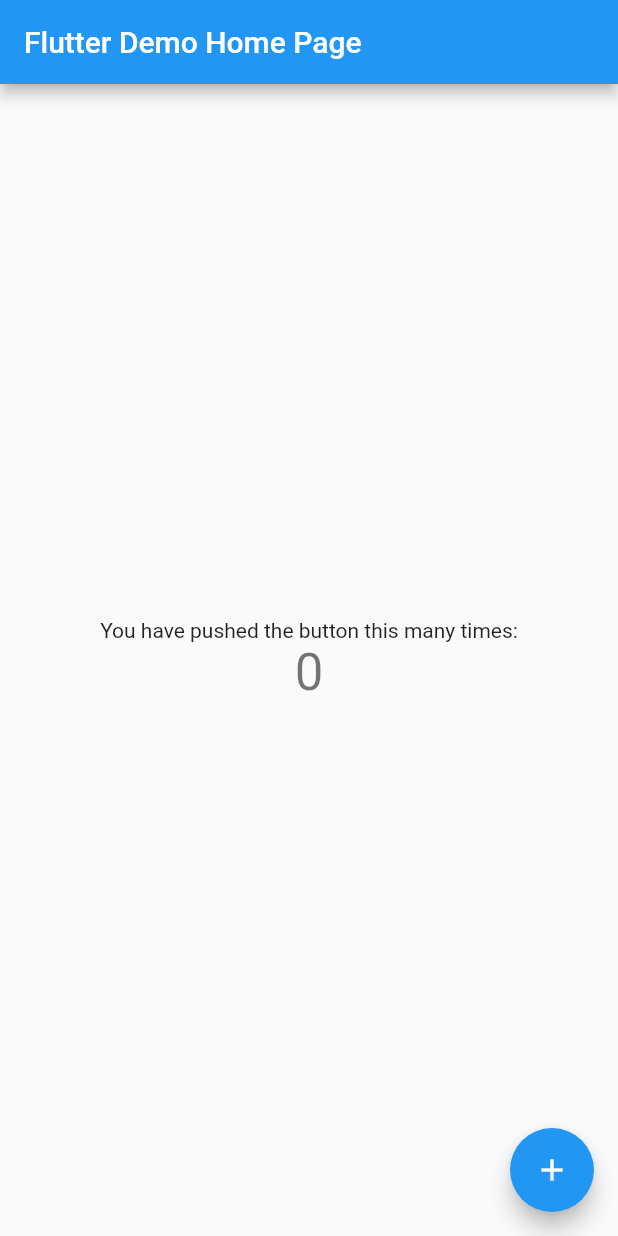
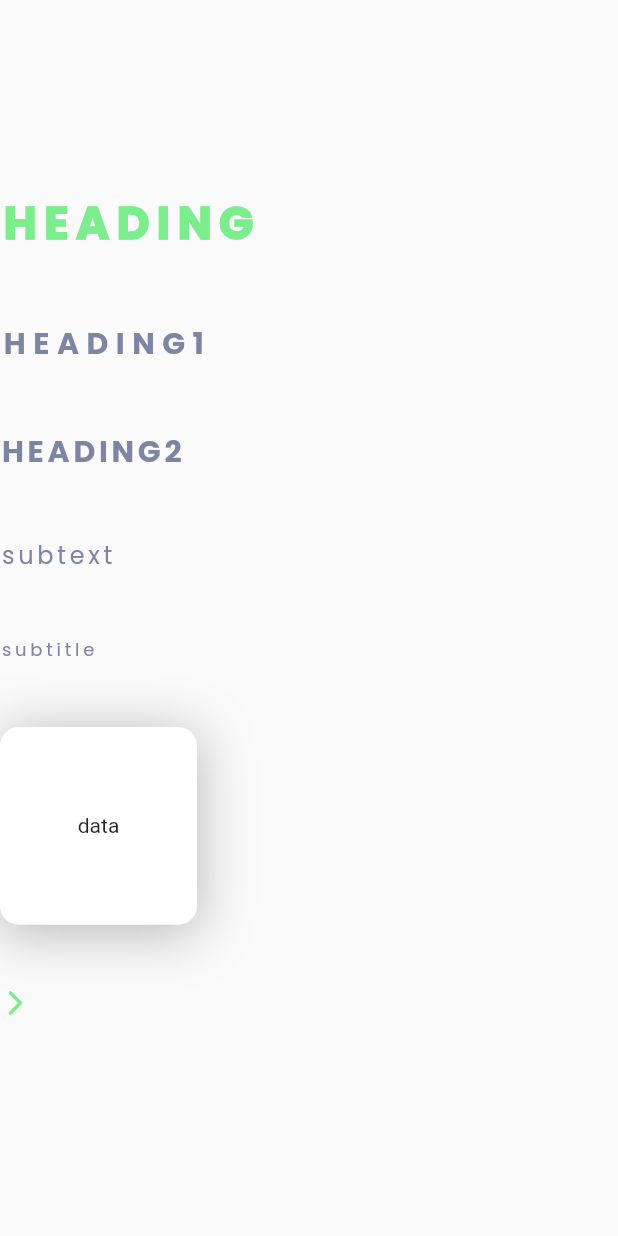
Before and after one commit to vamshikoder/pig, a Flutter app: the screen it shows after launch, on a phone screen of 412 x 824 dp. Run offline on Flutter 3.47's test engine with Material 2 defaults, Android fonts, the phone set to English and light mode, and no system bars; our stand-ins replace get.

Commit message:
added config and file structure
added
size, colors, text theme
also added file structure

```diff
--- a/lib/config/text_themes.dart
+++ b/lib/config/text_themes.dart
@@ -1,30 +1,67 @@
-// import 'package:flutter/material.dart';
-// import 'package:google_fonts/google_fonts.dart';
+import 'package:flutter/material.dart';
+import 'colors.dart';
 
-// final TextStyle defaultTextStyle = GoogleFonts.comfortaa(
-//   color: Colors.black,
-//   fontSize: 15.0,
-//   fontWeight: FontWeight.normal,
-// );
+Widget heading(String text, {Color color = primaryColor}) {
+  return Text(
+    text.toUpperCase(),
+    style: TextStyle(
+      color: color,
+      fontFamily: 'Poppins',
+      fontSize: 30,
+      fontWeight: FontWeight.w900,
+      letterSpacing: 5,
+    ),
+  );
+}
 
-// Widget heading1(String text, {Color color = Colors.black}) {
-//   return Text(
-//     text.toUpperCase(),
-//     style: GoogleFonts.comfortaa(
-//       color: color,
-//       fontSize: 25.0,
-//       fontWeight: FontWeight.w900,
-//     ),
-//   );
-// }
+Widget heading1(String text, {Color color = greyColor}) {
+  return Text(
+    text.toUpperCase(),
+    style: TextStyle(
+      color: color,
+      fontFamily: 'Poppins',
+      fontSize: 20,
+      fontWeight: FontWeight.bold,
+      letterSpacing: 5,
+    ),
+  );
+}
 
-// Widget heading2(String text, {Color color = Colors.black}) {
-//   return Text(
-//     text,
-//     style: GoogleFonts.comfortaa(
-//       color: color,
-//       fontSize: 15.0,
-//       fontWeight: FontWeight.w500,
-//     ),
-//   );
-// }
+Widget heading2(String text, {Color color = greyColor}) {
+  return Text(
+    text.toUpperCase(),
+    style: TextStyle(
+      color: color,
+      fontFamily: 'Poppins',
+      fontSize: 20,
+      fontWeight: FontWeight.w600,
+      letterSpacing: 2.5,
+    ),
+  );
+}
+
+Widget subText(String text, {Color color = greyColor}) {
+  return Text(
+    text,
+    style: TextStyle(
+      color: color,
+      fontFamily: 'Poppins',
+      fontSize: 16,
+      fontWeight: FontWeight.w400,
+      letterSpacing: 2.5,
+    ),
+  );
+}
+
+Widget subTitle(String text, {Color color = greyColor}) {
+  return Text(
+    text,
+    style: TextStyle(
+      color: color,
+      fontFamily: 'Poppins',
+      fontSize: 12,
+      fontWeight: FontWeight.w400,
+      letterSpacing: 2.5,
+    ),
+  );
+}
--- a/lib/main.dart
+++ b/lib/main.dart
@@ -1,65 +1,45 @@
 import 'package:flutter/material.dart';
-import 'package:get/get.dart';
+import 'package:pig/widgets/global_utility_widgets.dart';
+import 'config/config.dart';
 
-void main() {
-  runApp(MyApp());
-}
+void main() => runApp(MyApp());
 
 class MyApp extends StatelessWidget {
   @override
   Widget build(BuildContext context) {
     return MaterialApp(
-      title: 'Flutter Demo',
-      theme: ThemeData(
-        primarySwatch: Colors.blue,
-      ),
-      home: MyHomePage(title: 'Flutter Demo Home Page'),
+      title: 'PIG',
+      home: MyHomePage(),
     );
   }
 }
 
-class MyHomePage extends StatefulWidget {
-  MyHomePage({Key key, this.title}) : super(key: key);
-
-  final String title;
-
-  @override
-  _MyHomePageState createState() => _MyHomePageState();
-}
-
-class _MyHomePageState extends State<MyHomePage> {
-  int _counter = 0;
-
-  void _incrementCounter() {
-    setState(() {
-      _counter++;
-    });
-  }
-
+class MyHomePage extends StatelessWidget {
   @override
   Widget build(BuildContext context) {
     return Scaffold(
-      appBar: AppBar(
-        title: Text(widget.title),
-      ),
-      body: Center(
-        child: Column(
-          mainAxisAlignment: MainAxisAlignment.center,
-          children: <Widget>[
-            Text(
-              'You have pushed the button this many times:',
+      body: Column(
+        crossAxisAlignment: CrossAxisAlignment.start,
+        children: [
+          vSpacer(factor: 3),
+          heading('heading'),
+          vSpacer(),
+          heading1('heading1'),
+          vSpacer(),
+          heading2('heading2'),
+          vSpacer(),
+          subText('subtext'),
+          vSpacer(),
+          subTitle('subtitle'),
+          vSpacer(),
+          cubeContainer(
+            const Center(
+              child: Text('data'),
             ),
-            Text(
-              '$_counter',
-              style: Theme.of(context).textTheme.headline4,
-            ),
-          ],
-        ),
-      ),
-      floatingActionButton: FloatingActionButton(
-        onPressed: _incrementCounter,
-        tooltip: 'Increment',
-        child: Icon(Icons.add),
+          ),
+          vSpacer(),
+          pigArrow(2),
+        ],
       ),
     );
   }
--- /dev/null
+++ b/lib/widgets/global_utility_widgets.dart
@@ -0,0 +1,26 @@
+import 'package:flutter/material.dart';
+import '../config/config.dart';
+
+Widget cubeContainer(Widget child, {Color color = white}) {
+  return Container(
+    height: rSHeight(125),
+    width: rSWidth(125),
+    decoration: BoxDecoration(
+      color: color,
+      borderRadius: lightBorderRadius,
+      boxShadow: boxShadow,
+    ),
+    child: child,
+  );
+}
+
+Widget pigArrow(double turns) {
+  return RotatedBox(
+    quarterTurns: turns.toInt(),
+    child: const Icon(
+      Icons.arrow_back_ios_rounded,
+      color: primaryColor,
+      size: 20,
+    ),
+  );
+}
```
Also changed, not shown: lib/config/colors.dart (+9 -37 lines), lib/config/size.dart (+13 -26 lines), lib/dummie.dart (deleted, +0 -11 lines), lib/screens/account/ui/account.dart (added, +10 -0 lines), lib/screens/home/ui/home.dart (added, +10 -0 lines), lib/screens/sigin/ui/signin.dart (added, +10 -0 lines), pubspec.yaml (+14 -42 lines), assets/fonts/Poppins-Bold.ttf (renamed from assets/fonts/Poppins/Poppins-Bold.ttf), assets/fonts/Poppins-Light.ttf (renamed from assets/fonts/Poppins/Poppins-Light.ttf), assets/fonts/Poppins-Regular.ttf (renamed from assets/fonts/Poppins/Poppins-Regular.ttf), assets/fonts/Poppins-Thin.ttf (renamed from assets/fonts/Poppins/Poppins-Thin.ttf), assets/fonts/Poppins/Poppins-Black.ttf (deleted), assets/fonts/Poppins/Poppins-ExtraBold.ttf (deleted), assets/fonts/Poppins/Poppins-ExtraLight.ttf (deleted), 3 more files.
